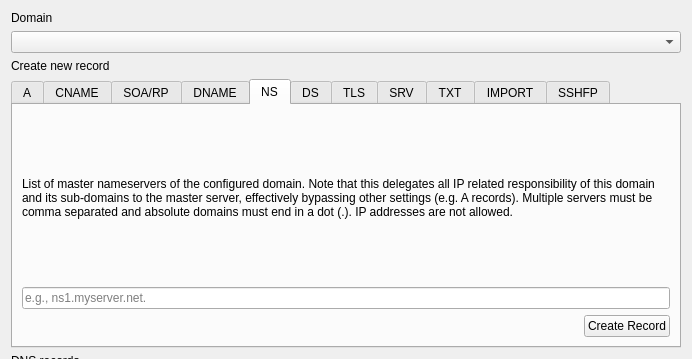
stormychel/electrum-chi, file electrum_nmc/electrum/gui/qt/forms/dnsdialog.ui: the form before one commit; both pictures show x 0 to 692 and y 0 to 359 of the 692 by 635 pixel window.
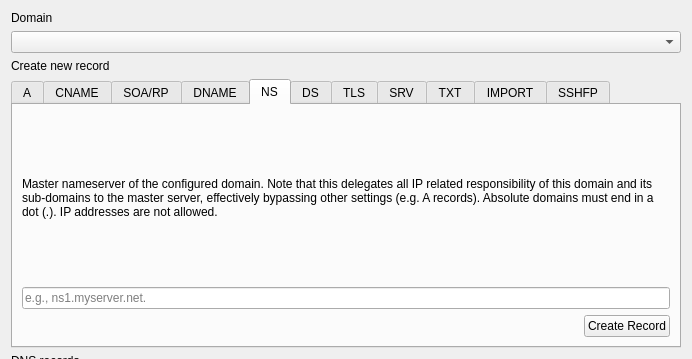
The form after the commit. The open tabs and pages were chosen to show the change. Custom widgets are drawn as their Qt base class.

Commit message: Namecoin: Make DNS dialog text only recommend 1 host per NS record

The edit to the form file:
```diff
--- a/electrum_nmc/electrum/gui/qt/forms/dnsdialog.ui
+++ b/electrum_nmc/electrum/gui/qt/forms/dnsdialog.ui
@@ -410,7 +410,8 @@
        <item>
         <widget class="QLabel" name="labelNSDesc">
          <property name="text">
-          <string>List of master nameservers of the configured domain. Note that this delegates all IP related responsibility of this domain and its sub-domains to the master server, effectively bypassing other settings (e.g. A records). Multiple servers must be comma separated and absolute domains must end in a dot (.). IP addresses are not allowed.</string>
+          <!-- TODO: Reconcile this text with Namecoin Core, which recommends listing multiple nameservers at once. -->
+          <string>Master nameserver of the configured domain. Note that this delegates all IP related responsibility of this domain and its sub-domains to the master server, effectively bypassing other settings (e.g. A records). Absolute domains must end in a dot (.). IP addresses are not allowed.</string>
          </property>
          <property name="wordWrap">
           <bool>true</bool>
```
